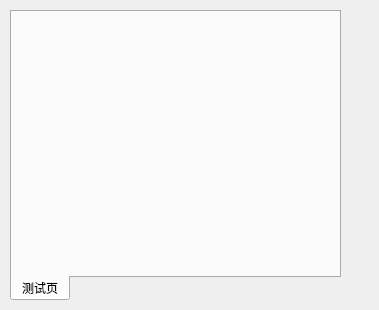
Above: WidgetRD.ui from 3548848289/SmartDesk before the change. Below: the same form after it.
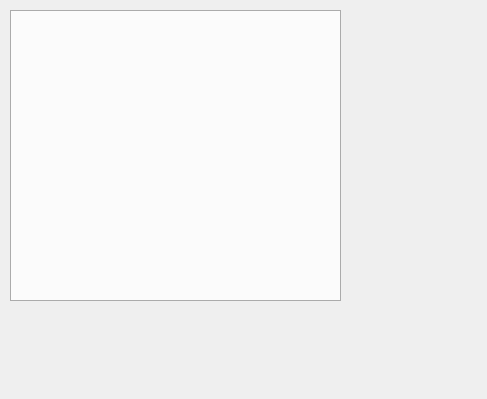
That is the form after the change.

What changed in the file:
```diff
--- a/WidgetRD.ui
+++ b/WidgetRD.ui
@@ -6,13 +6,16 @@
    <rect>
     <x>0</x>
     <y>0</y>
-    <width>379</width>
-    <height>310</height>
+    <width>487</width>
+    <height>399</height>
    </rect>
   </property>
   <property name="windowTitle">
    <string>Form</string>
   </property>
+  <property name="styleSheet">
+   <string notr="true"/>
+  </property>
   <widget class="QWidget" name="verticalLayoutWidget">
    <property name="geometry">
     <rect>
@@ -40,11 +43,6 @@
       <property name="currentIndex">
        <number>0</number>
       </property>
-      <widget class="QWidget" name="tab">
-       <attribute name="title">
-        <string>测试页</string>
-       </attribute>
-      </widget>
      </widget>
     </item>
    </layout>
```
Left out of the diff: 2 changed lines with no effect on the pictures.
